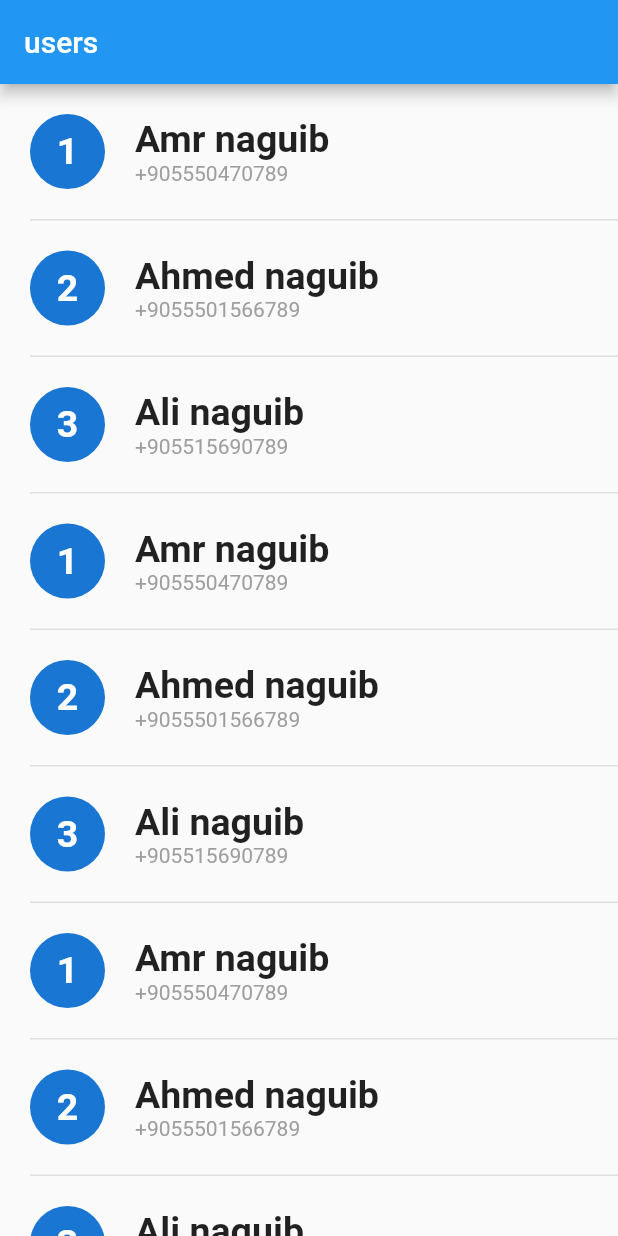
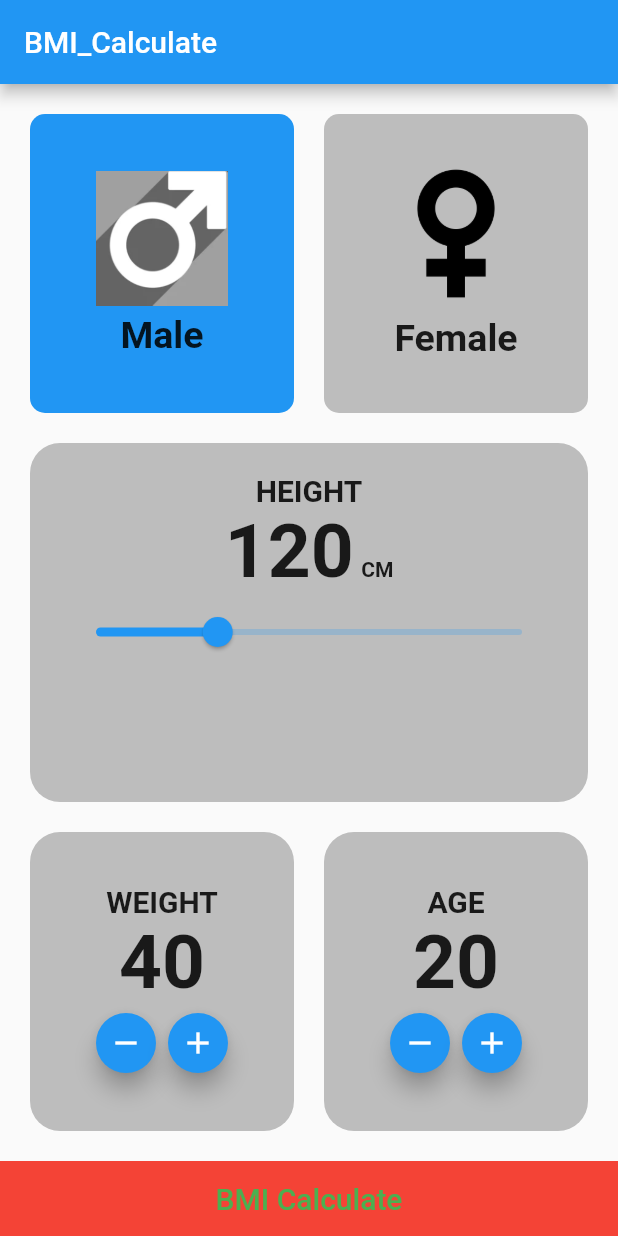
Before and after one commit to amr552/contact_app, a Flutter app: the screen it shows after launch, on a phone screen of 412 x 824 dp. Run offline on Flutter 3.47's test engine with Material 2 defaults, Android fonts, the phone set to English and light mode, and no system bars.

Commit message:
BMI Calculate
that is a project count BMI and i am continue creating new projects i hope to share with me your thinking about these projects

```diff
--- /dev/null
+++ b/lib/BMICalculate.dart
@@ -0,0 +1,320 @@
+
+
+import 'dart:math';
+import 'dart:ui';
+
+import 'package:flutter/material.dart';
+import 'package:untitled/BMIresult.dart';
+
+class BMICalculate extends StatefulWidget {
+  @override
+  State<BMICalculate> createState() => _BMICalculateState();
+}
+
+class _BMICalculateState extends State<BMICalculate> {
+  bool ismale=true;
+  double Height=120.0;
+  int weight=40;
+  int age=20;
+  @override
+  Widget build(BuildContext context) {
+    return Scaffold(
+      appBar: AppBar(
+        title: Text(
+          'BMI_Calculate',
+        ),
+      ),
+      body: Column(
+
+        children: [
+          Expanded(
+            child: Padding(
+              padding: const EdgeInsets.all(20.0),
+              child: Row(
+                children: [
+                  Expanded(
+                    child: GestureDetector(
+                      onTap: (){
+                        setState(() {
+                          ismale=true;
+                        });
+                      },
+                      child: Container(
+                        child: Column (
+                          mainAxisAlignment: MainAxisAlignment.center,
+                          children: [
+                            Container(
+                              height :90.0,
+                              child: Image(
+                                image:AssetImage('assets/images/img.png') ,),
+                            ),
+                            SizedBox(
+                              height: 5.0,
+                            ),
+                            Text(
+                              'Male',
+                              style: TextStyle(
+                                fontSize: 25.0,
+                                fontWeight: FontWeight.bold,
+                              ),
+                            ),
+                          ],
+                        ),
+                        decoration: BoxDecoration(
+                          borderRadius: BorderRadius.circular(10.0,),
+                          color: ismale ? Colors.blue : Colors.grey[400],
+                        ),
+                      ),
+                    ),
+                  ),
+                  SizedBox(width: 20.0,),
+                  Expanded(
+                    child: GestureDetector(
+                      onTap: (){
+                        setState(() {
+                          ismale=false;
+                        });
+                      },
+                      child: Container(
+                        child: Column(
+                          mainAxisAlignment: MainAxisAlignment.center,
+                          children: [
+                            Container(
+                              height :95.0,
+                              child: Image(
+                                image: AssetImage('assets/images/Female.png'),
+                              ),
+                            ),
+                            SizedBox(height: 5.0,),
+                            Text(
+                              'Female',
+                              style: TextStyle(
+                                fontSize: 25.0,
+                                fontWeight: FontWeight.bold,
+                              ),
+                            ),
+                          ],
+                        ),
+                        decoration: BoxDecoration(
+                          borderRadius: BorderRadius.circular(10.0,),
+                          color: ismale ? Colors.grey[400] : Colors.blue  ,
+                        ),
+
+                      ),
+                    ),
+                  ),
+                ],
+              ),
+            ),
+          ),
+          Expanded(
+            child: Padding(
+              padding: const EdgeInsets.symmetric(
+                horizontal: 20.0,
+              ),
+              child: Container(
+                decoration: BoxDecoration(
+                  borderRadius: BorderRadius.circular(20.0),
+                  color: Colors.grey[400],
+                ),
+                child: Padding(
+                  padding: const EdgeInsets.all(20.0),
+                  child: Column(
+                    children: [
+                      Text(
+                        'HEIGHT',
+                        style: TextStyle(
+                          fontSize: 20.0,
+                          fontWeight: FontWeight.bold,
+                        ),
+                      ),
+                      Row(
+                        mainAxisAlignment: MainAxisAlignment.center,
+                        crossAxisAlignment: CrossAxisAlignment.baseline,
+                        textBaseline: TextBaseline.alphabetic,
+                        children: [
+                            Text(
+                              '${Height.round()}',
+                              style: TextStyle(
+                                fontWeight: FontWeight.bold,
+                                fontSize: 50.0,
+                              ),
+                            ),
+                          SizedBox(width: 5.0,),
+                          Container(
+
+                            child: Text(
+                              'CM',
+                              style: TextStyle(fontWeight: FontWeight.bold),
+                            ),
+                          ),
+                        ],
+                      ),
+                      Slider(
+                          value:Height ,
+                          max: 220,
+                          min: 80,
+                          onChanged:(value){
+                            setState(() {
+                              Height=value;
+                            });
+                          })
+                    ],
+                  ),
+                ),
+              ),
+            ),
+          ),
+          Expanded(
+            child: Padding(
+              padding: const EdgeInsets.all(20.0),
+              child: Row(
+
+                children: [
+                  Expanded(
+                    child: Container(
+                      decoration: BoxDecoration(
+                        borderRadius: BorderRadius.circular(20.0),
+                        color: Colors.grey[400],
+                      ),
+                      child: Column(
+                        mainAxisAlignment: MainAxisAlignment.center,
+                        children: [
+                          Text(
+                            'WEIGHT',
+                            style: TextStyle(fontWeight: FontWeight.bold,
+                            fontSize: 20.0),
+                          ),
+                          Text(
+                            '${weight}',
+                            style: TextStyle(
+                              fontSize: 50.0,
+                              fontWeight: FontWeight.bold,
+                            ),
+                          ),
+                          Row(
+                            mainAxisAlignment: MainAxisAlignment.center,
+                            children: [
+                              FloatingActionButton(
+                                  onPressed:(){
+                                    setState(() {
+                                      weight--;
+                                    });
+                                  },
+                                heroTag: 'weight-' ,
+                                mini: true,
+                              child: Icon(
+                                Icons.remove,
+                              ),),
+                              FloatingActionButton(
+                                  onPressed:(){
+                                    setState(() {
+                                      weight++;
+                                    });
+                                  },
+                                heroTag: 'weight+',
+                                  mini: true,
+                                child: Icon(
+                                  Icons.add,
+                                ),
+                              ),
+                            ],
+                          ),
+                        ],
+                      ),
+                    ),
+                  ),
+                  SizedBox(width: 20.0),
+                  Expanded(
+                    child: Container(
+                      decoration: BoxDecoration(
+                        borderRadius: BorderRadius.circular(20.0),
+                        color: Colors.grey[400],
+                      ),
+                      child: Column(
+                        mainAxisAlignment: MainAxisAlignment.center,
+                        children: [
+                          Text(
+                            'AGE',
+                            style: TextStyle(fontWeight: FontWeight.bold,
+                                fontSize: 20.0),
+                          ),
+                          Text(
+                            '${age}',
+                            style: TextStyle(
+                              fontSize: 50.0,
+                              fontWeight: FontWeight.bold,
+                            ),
+                          ),
+                          Row(
+                            mainAxisAlignment: MainAxisAlignment.center,
+                            children: [
+                              FloatingActionButton(
+                                onPressed:(){
+                                  setState(() {
+                                    age--;
+                                  }
+
+                                  );
+                                },
+                                heroTag: 'age-',
+                                mini: true,
+                                child: Icon(
+                                  Icons.remove,
+                                ),),
+                              FloatingActionButton(
+                                onPressed:(){
+                                  setState(() {
+                                    age++;
+                                  });
+                                },
+                                heroTag: 'age+',
+                                mini: true,
+                                child: Icon(
+                                  Icons.add,
+                                ),
+                              ),
+                            ],
+                          ),
+                        ],
+                      ),
+                    ),
+                  ),
+                ],
+              ),
+            ),
+          ),
+          Container(
+            width: double.infinity,
+            color: Colors.red,
+            height: 50.0,
+            child: MaterialButton(
+              onPressed: () {
+                double result=weight/pow(Height/100 ,2);
+                print(result.round());
+
+                Navigator.push(
+                    context,
+                MaterialPageRoute(
+                    builder:(context)=>BMIresult(
+                      result: result.round(),
+                      age: age,
+                      ismale: ismale,
+
+                    ),
+                ),
+                );
+              },
+              child: Text(
+                'BMI Calculate',
+                style: TextStyle(color: Colors.green, fontSize: 20.0),
+
+              ),
+            ),
+          )
+        ],
+      ),
+
+    );
+  }
+}
--- /dev/null
+++ b/lib/BMIresult.dart
@@ -0,0 +1,59 @@
+import 'package:flutter/material.dart';
+import 'package:untitled/BMICalculate.dart';
+
+class BMIresult extends StatelessWidget {
+  final int  result;
+  final int age;
+final bool ismale;
+
+BMIresult({
+  required this.result,
+  required this.age,
+    required this.ismale,
+});
+
+  @override
+  Widget build(BuildContext context) {
+    return Scaffold(
+      appBar: AppBar(
+        leading: IconButton(
+          onPressed: (){
+            Navigator.pop(context);
+          },
+          icon: Icon(
+            Icons.keyboard_arrow_left,
+          ),
+        ),
+        title: Text(
+          'BMI Result',
+        ),
+      ),
+      body: Center(
+        child: Column(
+          mainAxisAlignment: MainAxisAlignment.center,
+          children: [
+            Text(
+                'Gender : ${ismale  ? 'Male' : 'Female' }',
+            style: TextStyle(
+                fontWeight:FontWeight.bold,
+            fontSize: 25.0,),),
+            Text(
+              'Result : $result',
+              style: TextStyle(
+                fontSize: 25.0,
+                fontWeight: FontWeight.bold,
+              ),
+            ),
+            Text(
+              'Age : $age',
+              style: TextStyle(
+                fontWeight: FontWeight.bold,
+                fontSize: 25.0,
+              ),
+            ),
+          ],
+        ),
+      ),
+    );
+  }
+}
--- a/lib/main.dart
+++ b/lib/main.dart
@@ -1,4 +1,6 @@
 import 'package:flutter/material.dart';
+import 'package:untitled/BMICalculate.dart';
+import 'package:untitled/BMIresult.dart';
 import 'package:untitled/Counter_Screen.dart';
 import 'package:untitled/MessangerScreen.dart';
 //import 'package:untitled/home_screen.dart';
@@ -29,7 +31,7 @@ class MyApp extends StatelessWidget{
   Widget build(BuildContext context) { // Build is the manager or your App screen
    return MaterialApp(
      debugShowCheckedModeBanner: false, // for remove the debug sign in the corner
-     home: users_Screen(),
+     home: BMICalculate(),
 
    );
 
--- a/pubspec.yaml
+++ b/pubspec.yaml
@@ -51,6 +51,8 @@ dev_dependencies:
 
 # The following section is specific to Flutter.
 flutter:
+  assets:
+    - assets/images/
 
   # The following line ensures that the Material Icons font is
   # included with your application, so that you can use the icons in
@@ -58,9 +60,7 @@ flutter:
   uses-material-design: true
 
   # To add assets to your application, add an assets section, like this:
-  # assets:
-  #   - images/a_dot_burr.jpeg
-  #   - images/a_dot_ham.jpeg
+
 
   # An image asset can refer to one or more resolution-specific "variants", see
   # https://flutter.dev/assets-and-images/#resolution-aware.
```
Also changed, not shown: assets/images/Female.png (added), assets/images/img.png (added), assets/images/male.png (added).
